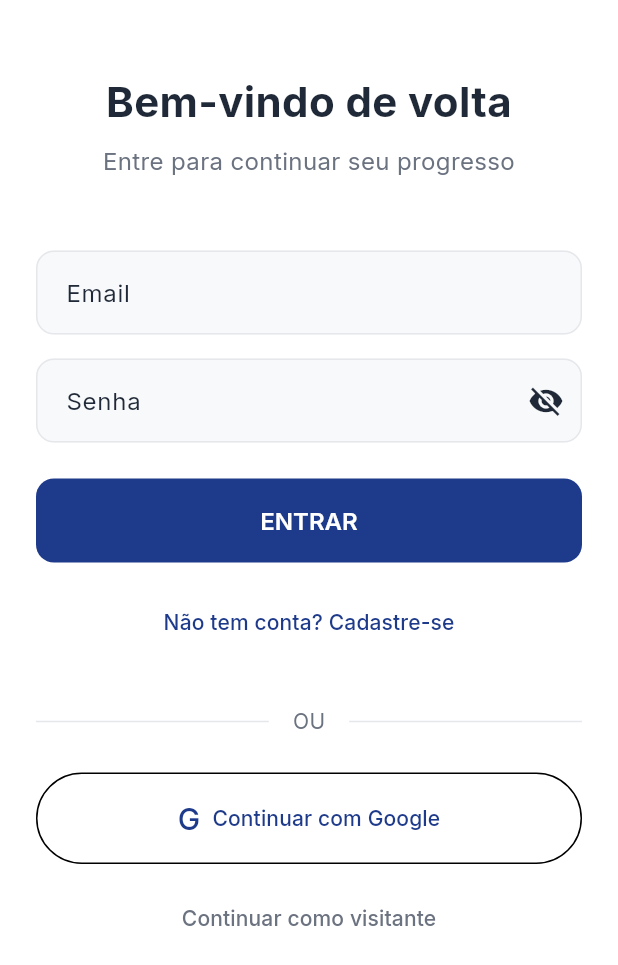
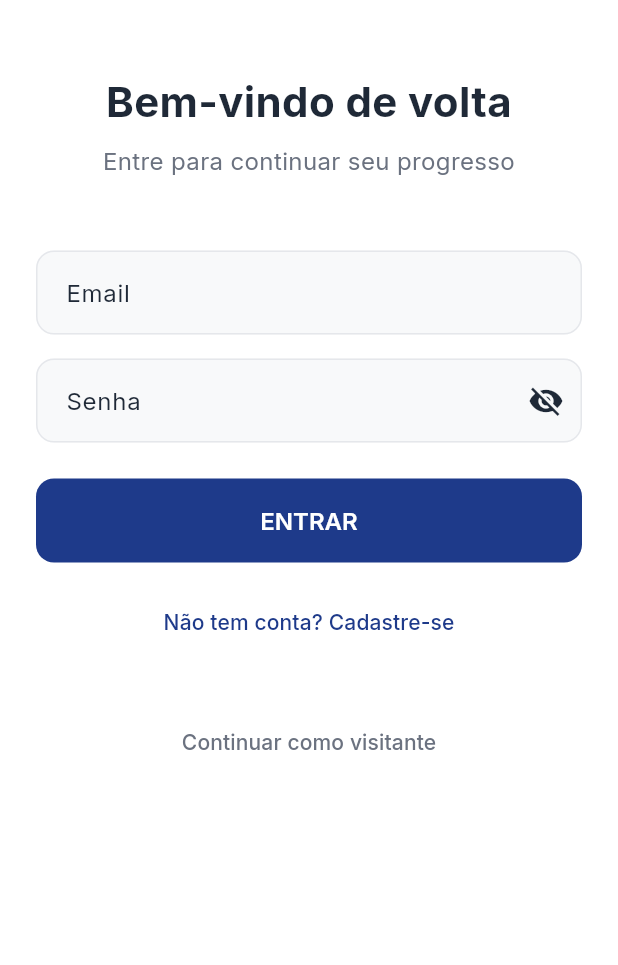
Before and after one commit to ifmtlucassena/gym_track, a Flutter app: the screen it shows after launch, on a phone screen of 412 x 824 dp. Shown: the top 965 px of the screen. Run offline on Flutter 3.47's test engine with Material 3 defaults, Android fonts, the phone set to English and light mode, and no system bars; our stand-ins replace cached_network_image, cloud_firestore, firebase_auth, firebase_core, firebase_storage, fl_chart and 2 more; accounts and stored records are empty.

Commit message:
Feat: Removendo Autenticação com Google

```diff
--- a/lib/views/auth_screen.dart
+++ b/lib/views/auth_screen.dart
@@ -60,24 +60,6 @@ class _AuthScreenState extends State<AuthScreen> {
           backgroundColor: AppColors.error,
         ),
       );
-    }
-  }
-
-  Future<void> _loginComGoogle() async {
-    final authViewModel = context.read<AuthViewModel>();
-    final success = await authViewModel.loginComGoogle();
-
-    if (!mounted) return;
-
-    if (success) {
-      final usuario = authViewModel.usuario!;
-      if (usuario.onboardingCompleto) {
-        Navigator.of(context).pushReplacementNamed('/home');
-      } else {
-        Navigator.of(context).pushReplacement(
-          MaterialPageRoute(builder: (_) => const OnboardingScreen()),
-        );
-      }
     }
   }
 
@@ -194,29 +176,6 @@ class _AuthScreenState extends State<AuthScreen> {
                   ),
                 ),
                 const SizedBox(height: 32),
-                Row(
-                  children: [
-                    Expanded(child: Divider(color: AppColors.divider)),
-                    Padding(
-                      padding: const EdgeInsets.symmetric(horizontal: 16),
-                      child: Text(
-                        'OU',
-                        style: TextStyle(color: AppColors.textSecondary),
-                      ),
-                    ),
-                    Expanded(child: Divider(color: AppColors.divider)),
-                  ],
-                ),
-                const SizedBox(height: 24),
-                OutlinedButton.icon(
-                  onPressed: _loginComGoogle,
-                  icon: const Text('G', style: TextStyle(fontSize: 20)),
-                  label: const Text('Continuar com Google'),
-                  style: OutlinedButton.styleFrom(
-                    padding: const EdgeInsets.symmetric(vertical: 16),
-                  ),
-                ),
-                const SizedBox(height: 12),
                 TextButton(
                   onPressed: _loginAnonimo,
                   child: const Text(
--- a/pubspec.yaml
+++ b/pubspec.yaml
@@ -38,7 +38,7 @@ dependencies:
 
   # Authentication
   firebase_auth: ^5.7.0
-  google_sign_in: ^6.3.0
+
 
   # Firestore
   cloud_firestore: ^5.6.12
```
Also changed, not shown: lib/services/auth_service.dart (+0 -50 lines), lib/viewmodels/auth_viewmodel.dart (+0 -18 lines), lib/views/perfil/widgets/migracao_modal.dart (+1 -22 lines), pubspec.lock, 1 other file.
